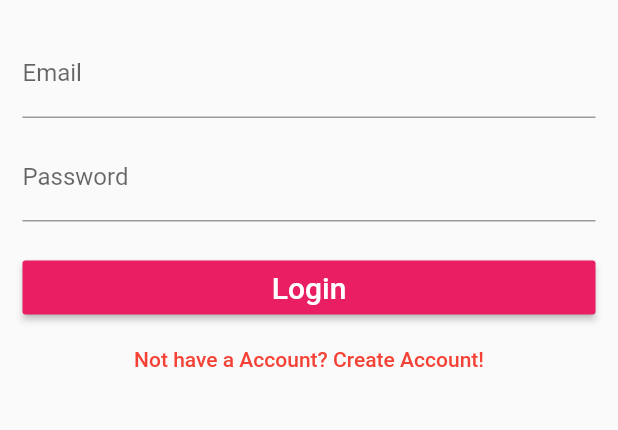
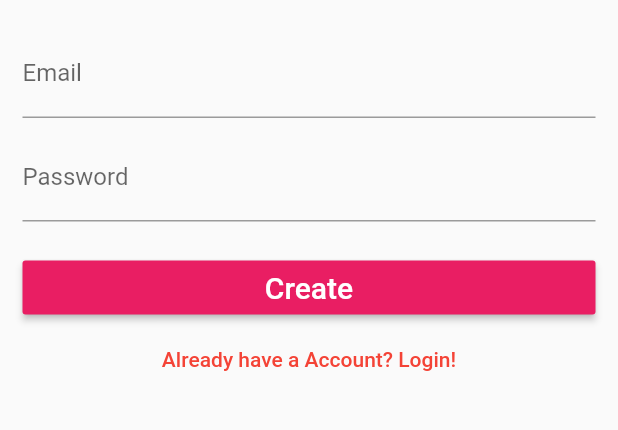
Before and after one commit to DaminduSandaruwan/BlogApp, a Flutter app: the screen it shows after launch, after a tap on "Not have a Account? Create Account!", on a phone screen of 412 x 824 dp, the part 287-717 px from its top. Run offline on Flutter 3.47's test engine with Material 2 defaults, Android fonts, the phone set to English and light mode, and no system bars.

Commit message:
Create Link and some error fixed

```diff
--- a/lib/LoginRegisterPage.dart
+++ b/lib/LoginRegisterPage.dart
@@ -5,14 +5,34 @@ class LoginRegisterPage extends StatefulWidget {
   _LoginRegisterPageState createState() => _LoginRegisterPageState();
 }
 
+enum FormType{
+  login,
+  register
+}
+
 class _LoginRegisterPageState extends State<LoginRegisterPage> {
+
+  final formKey = GlobalKey<FormState>();
+  FormType _formType = FormType.login;
+  String _email = "";
+  String _password = "";
 
   void validateAndSave(){
 
   }
 
   void moveToRegister(){
+    formKey.currentState.reset();
+    setState(() {
+      _formType =  FormType.register;
+    });
+  }
 
+  void moveToLogin(){
+    formKey.currentState.reset();
+    setState(() {
+      _formType =  FormType.login;
+    });
   }
 
   @override
@@ -22,13 +42,54 @@ class _LoginRegisterPageState extends State<LoginRegisterPage> {
         title: Center(child: Text("My Blog App")),
         backgroundColor: Colors.black,
       ),
+
       body: Container(
         margin: EdgeInsets.all(15.0),
         child: Form(
+          key: formKey,
+
           child:Column(
             crossAxisAlignment: CrossAxisAlignment.stretch,
-            children: <Widget>[
+            children: createInputs() + createButtons(),
+          ),
+        ),
+      ),
+    );
+  }
+
+
+  List<Widget> createInputs(){
+    return[
       SizedBox(height: 10.0),
+      logo(),
+      SizedBox(height: 20.0),
+
+      //Email
+      TextFormField(
+        decoration: InputDecoration(
+          labelText: 'Email'
+        ),
+        validator: (value){
+          return value.isEmpty ? 'Email is required' : null;
+        },
+        onSaved: (value){
+          return _email = value;
+        },
+      ),
+      SizedBox(height: 10.0),
+
+      //Password
+      TextFormField(
+        decoration: InputDecoration(
+          labelText: 'Password'
+        ),
+      ),
+      SizedBox(height: 20.0),
+    ];
+  }
+
+  Widget logo(){
+    return
       Hero(
         tag: 'hero',
         child: CircleAvatar(
@@ -36,27 +97,15 @@ class _LoginRegisterPageState extends State<LoginRegisterPage> {
           radius: 55.0,
           child: Image.asset('images/homelogo.png'),
         ),
-                ),
-              SizedBox(height: 20.0),
+      );
+  }
 
-              //Email
-              TextFormField(
-                decoration: InputDecoration(
-                  labelText: 'Email'
-                ),
-              ),
-              SizedBox(height: 10.0),
-              //Password
-              TextFormField(
-                decoration: InputDecoration(
-                  labelText: 'Password'
-                ),
-              ),
-              SizedBox(height: 20.0),
-
+  List<Widget> createButtons(){
+    if(_formType == FormType.login){
+        return[
           //LoginButton
           RaisedButton(
-                child: Text("Login",style: TextStyle(fontSize: 20.0)),
+            child: Text("Login", style: TextStyle(fontSize: 20.0)),
             textColor: Colors.white,
             color: Colors.pink,
             onPressed: validateAndSave,
@@ -64,14 +113,31 @@ class _LoginRegisterPageState extends State<LoginRegisterPage> {
 
           //CreateButton
           FlatButton(
-                child: Text("Not have a Account? Create Account!",style: TextStyle(fontSize: 14.0)),
+            child: Text("Not have a Account? Create Account!", style: TextStyle(fontSize: 14.0)),
             textColor: Colors.red,
             onPressed: moveToRegister,
           ),
-            ],
+        ];
+      }
+    else{
+      return[
+          //LoginButton
+
+          RaisedButton(
+            child: Text("Create", style: TextStyle(fontSize: 20.0)),
+            textColor: Colors.white,
+            color: Colors.pink,
+            onPressed: validateAndSave,
           ),
+
+          //CreateButton
+          FlatButton(
+            child: Text("Already have a Account? Login!", style: TextStyle(fontSize: 14.0)),
+            textColor: Colors.red,
+            onPressed: moveToLogin,
           ),
-      ),
-    );
+        ];
       }
   }
+
+}
--- a/pubspec.yaml
+++ b/pubspec.yaml
@@ -14,7 +14,7 @@ description: A new Flutter project.
 version: 1.0.0+1
 
 environment:
-  sdk: ">=2.1.0 <3.0.0"
+  sdk: ">=2.2.2 <3.0.0"
 
 dependencies:
   flutter:
```
Lines whose indentation alone changed are shown as unchanged.
